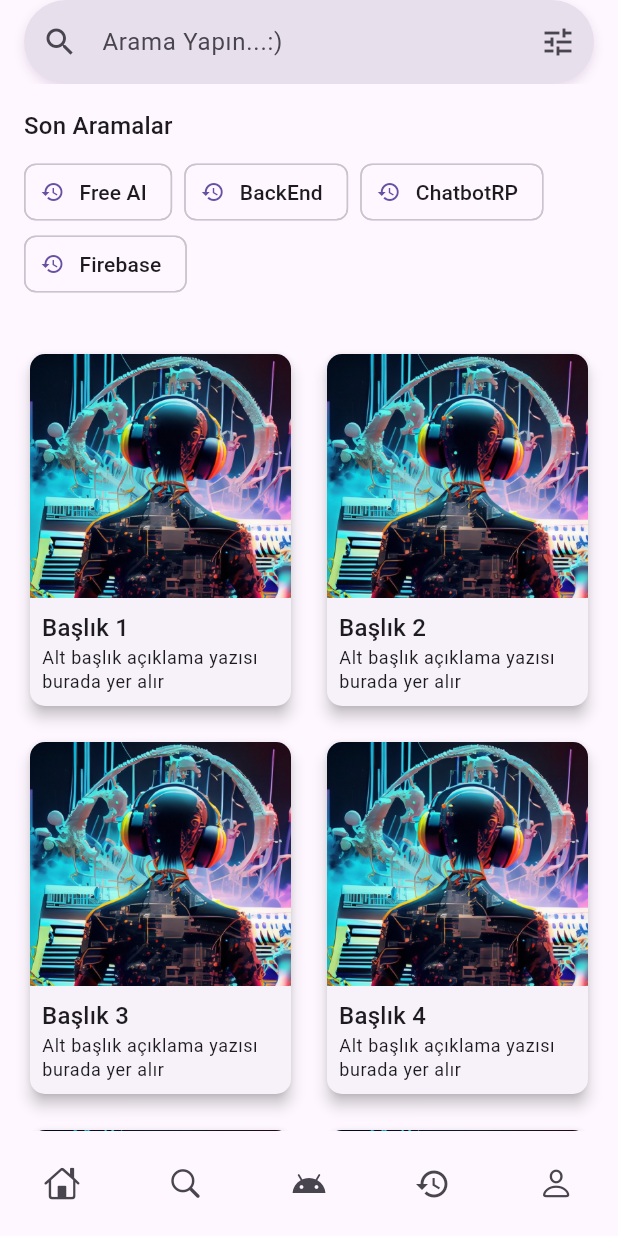
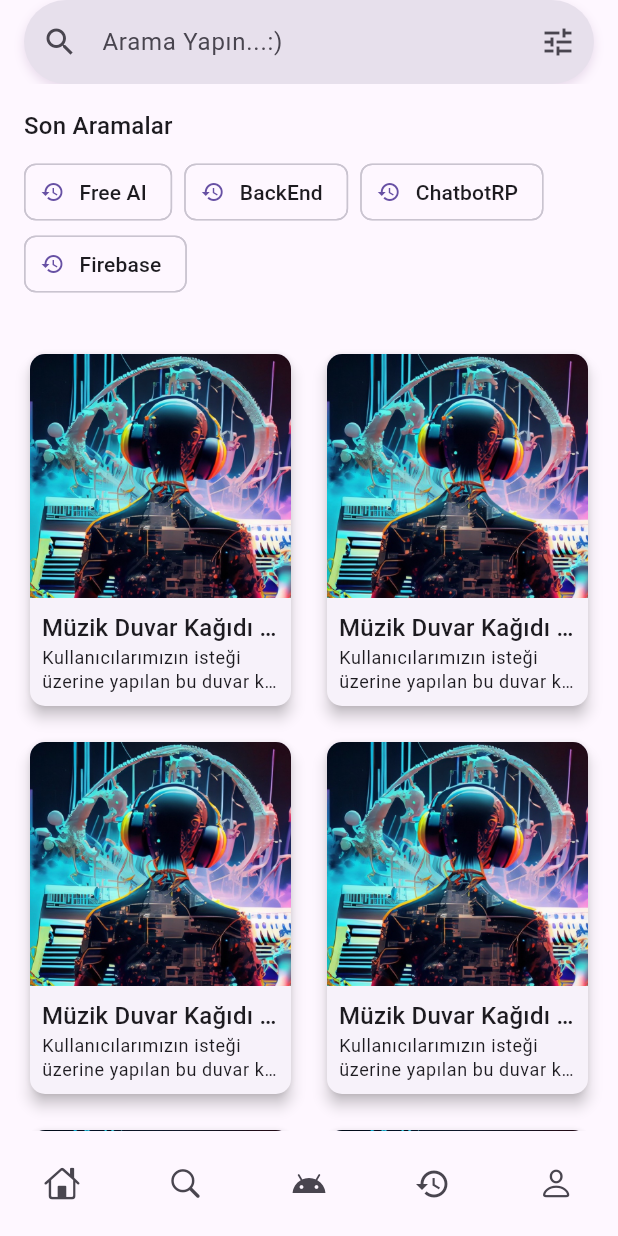
Before and after one commit to mertcelikt/xenlauncher, a Flutter app: the SearchScreen screen opened by its route, on a phone screen of 412 x 824 dp. Run offline on Flutter 3.47's test engine with Material 3 defaults, Android fonts, the phone set to English and light mode, and no system bars; our stand-ins replace go_router, lottie; missing offline and left inert: dotlottie_loader.

Commit message:
Update Screen
Co-Authored-By: Genghis <190425920+genghisatlast@users.noreply.github.com>
Co-Authored-By: Mert Çelik <186090378+mertcelikt@users.noreply.github.com>

```diff
--- a/lib/screens/history_screen.dart
+++ b/lib/screens/history_screen.dart
@@ -121,7 +121,7 @@ class _HistoryScreenState extends State<HistoryScreen> {
               crossAxisAlignment: CrossAxisAlignment.start,
               children: [
                 Text(
-                  'Ürün ${index + 1}',
+                  'Xen Texture Pack  ${index + 1}',
                   style: Theme.of(context).textTheme.titleMedium,
                   maxLines: 2,
                   overflow: TextOverflow.ellipsis,
--- a/lib/screens/search_screen.dart
+++ b/lib/screens/search_screen.dart
@@ -131,13 +131,13 @@ class SearchScreen extends StatelessWidget {
                           crossAxisAlignment: CrossAxisAlignment.start,
                           children: [
                             Text(
-                              "Başlık ${index + 1}",
+                              "Müzik Duvar Kağıdı  ${index + 1}",
                               style: Theme.of(context).textTheme.titleMedium,
                               maxLines: 1,
                               overflow: TextOverflow.ellipsis,
                             ),
                             Text(
-                              "Alt başlık açıklama yazısı burada yer alır",
+                              "Kullanıcılarımızın isteği üzerine yapılan bu duvar kağıdı bize müzik ile teknolojinin iç içe geçmiş halini göstermektedir.  ",
                               style: Theme.of(context).textTheme.bodySmall,
                               maxLines: 2,
                               overflow: TextOverflow.ellipsis,
```
